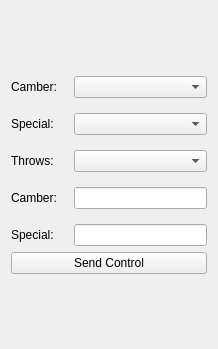
theilem/uavEE, file src/ground_station/src/Widgets/forms/WidgetAdvancedControl.ui: the form before one commit.
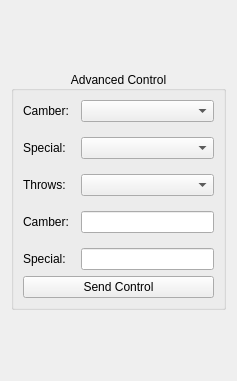
The form after the commit.

Diff of the .ui file:
```diff
--- a/src/ground_station/src/Widgets/forms/WidgetAdvancedControl.ui
+++ b/src/ground_station/src/Widgets/forms/WidgetAdvancedControl.ui
@@ -6,8 +6,8 @@
    <rect>
     <x>0</x>
     <y>0</y>
-    <width>218</width>
-    <height>349</height>
+    <width>237</width>
+    <height>381</height>
    </rect>
   </property>
   <property name="sizePolicy">
@@ -19,8 +19,8 @@
   <property name="windowTitle">
    <string>Form</string>
   </property>
-  <layout class="QGridLayout" name="gridLayout_2">
-   <item row="0" column="0">
+  <layout class="QVBoxLayout" name="verticalLayout_2">
+   <item>
     <spacer name="verticalSpacerTop">
      <property name="orientation">
       <enum>Qt::Vertical</enum>
@@ -33,7 +33,16 @@
      </property>
     </spacer>
    </item>
-   <item row="1" column="0">
+   <item>
+    <widget class="QGroupBox" name="groupBox">
+     <property name="title">
+      <string>Advanced Control</string>
+     </property>
+     <property name="alignment">
+      <set>Qt::AlignCenter</set>
+     </property>
+     <layout class="QGridLayout" name="gridLayout_2">
+      <item row="0" column="0">
     <layout class="QVBoxLayout" name="verticalLayout">
      <item>
       <layout class="QGridLayout" name="gridLayout">
@@ -226,7 +235,10 @@
      </item>
     </layout>
    </item>
-   <item row="2" column="0">
+     </layout>
+    </widget>
+   </item>
+   <item>
     <spacer name="verticalSpacerBottom">
      <property name="orientation">
       <enum>Qt::Vertical</enum>
```
Lines whose indentation alone changed are shown as unchanged.
